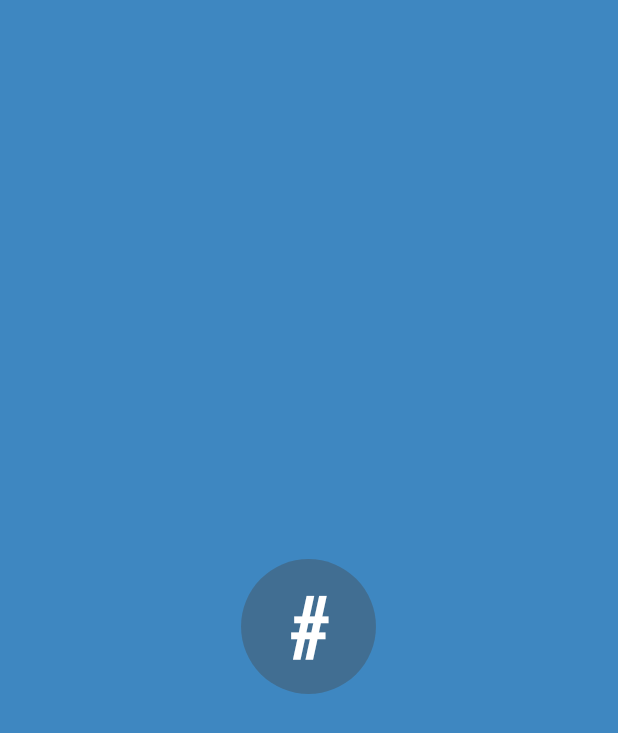
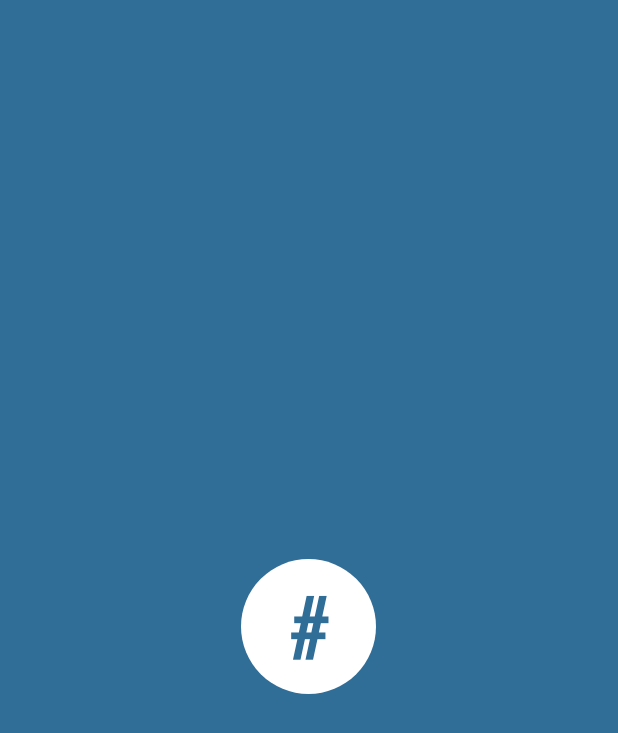
Before and after one commit to senzprojects/senz, an Android app: the SplashActivity screen opened directly, with no data from a screen before it, on a phone screen of 412 x 824 dp. Shown: the top 733 px of the screen. Run offline under Robolectric (Android 15) with nearby library versions, the phone set to English and light mode, and no system bars.

Commit message:
refactored ui

```diff
--- /dev/null
+++ b/app/src/main/res/drawable/circle_shape_white.xml
@@ -0,0 +1,7 @@
+<?xml version="1.0" encoding="utf-8"?>
+<shape xmlns:android="http://schemas.android.com/apk/res/android" android:shape="oval" >
+    <gradient
+        android:startColor="#fff"
+        android:endColor="#fff"
+        android:angle="270"/>
+</shape>
--- a/app/src/main/res/layout/activity_home.xml
+++ b/app/src/main/res/layout/activity_home.xml
@@ -16,7 +16,7 @@
             android:id="@+id/toolbar"
             android:layout_width="match_parent"
             android:layout_height="?attr/actionBarSize"
-            android:background="#3e87c1"
+            android:background="#306d97"
             app:popupTheme="@style/AppTheme.PopupOverlay" />
 
     </android.support.design.widget.AppBarLayout>
--- a/app/src/main/res/layout/splash_layout.xml
+++ b/app/src/main/res/layout/splash_layout.xml
@@ -6,7 +6,7 @@
         android:layout_width="fill_parent"
         android:gravity="center"
         android:orientation="vertical"
-        android:background="#3e87c1">
+        android:background="#306d97">
 
     <TextView
             android:layout_marginTop="12dp"
@@ -17,8 +17,8 @@
             android:gravity="center"
             android:layout_gravity="center_horizontal"
             android:textSize="58sp"
-            android:textColor="#FFFFFF"
-            android:background="@drawable/circle_shape_gray">
+            android:textColor="#306d97"
+            android:background="@drawable/circle_shape_white">
     </TextView>
 
     <!--<TextView-->
```
Also changed, not shown: app/src/main/res/layout/confirm_message_dialog.xml (added, +93 -0 lines).
